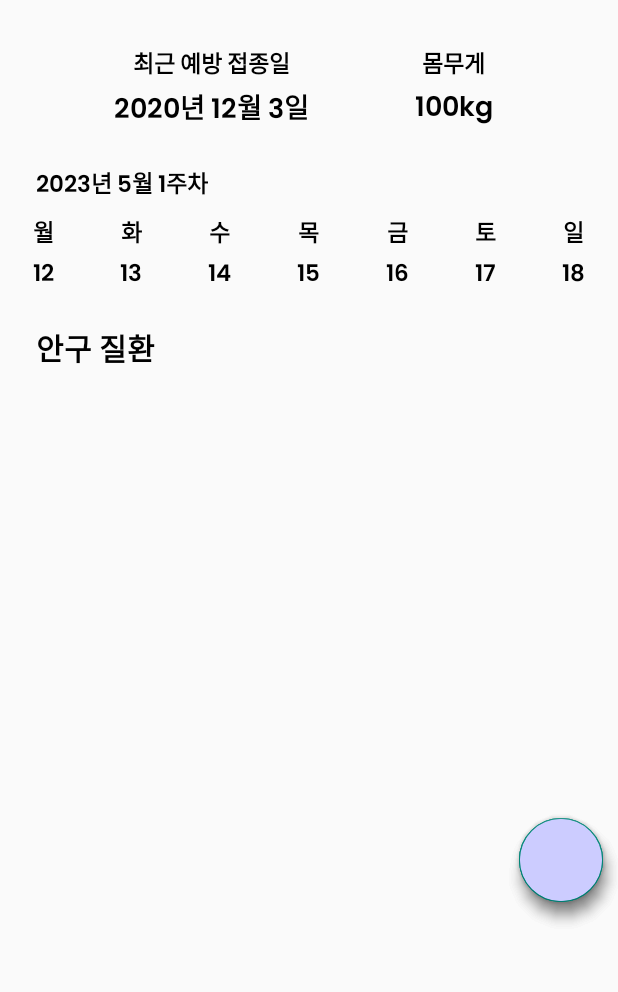
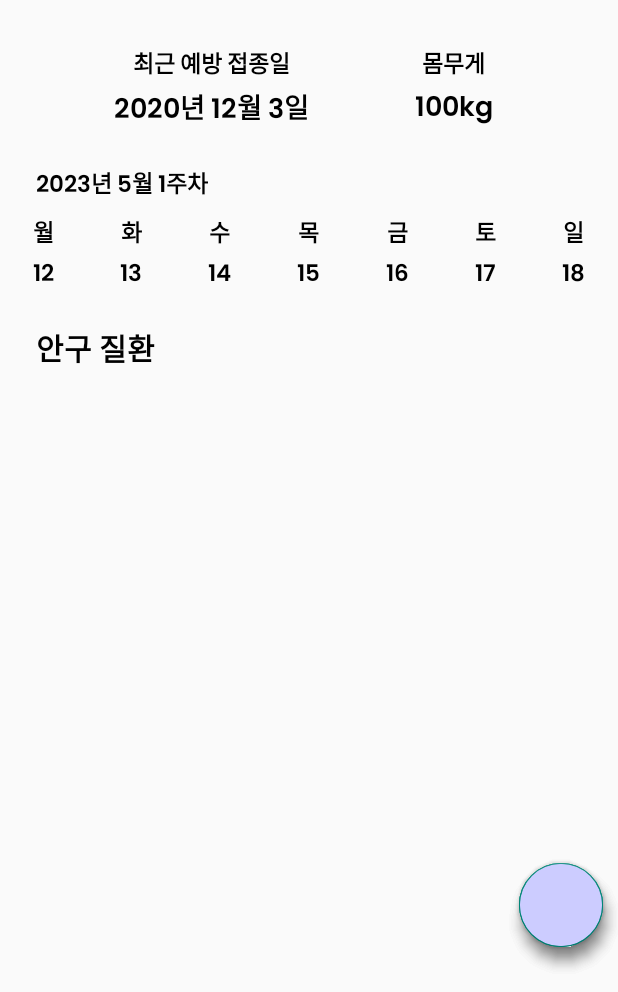
Before and after one commit to kang9366/PetKeeper-Android, an Android app: the layout fragment_main.xml on its own in the app's theme, with its tools: preview values and no code run, on a phone screen of 412 x 824 dp, the part 244-1236 px from its top. Run offline under Robolectric (Android 15) with nearby library versions, the phone set to English and light mode, and no system bars.

Commit message:
Update fragment_main.xml : floatingActionButton 위치 수정

```diff
--- a/app/src/main/res/layout/fragment_main.xml
+++ b/app/src/main/res/layout/fragment_main.xml
@@ -277,7 +277,7 @@
         android:layout_height="wrap_content"
         android:src="@drawable/ic_examination"
         android:scaleType="center"
-        android:layout_marginBottom="60dp"
+        android:layout_marginBottom="30dp"
         app:layout_constraintBottom_toBottomOf="parent"
         app:layout_constraintEnd_toEndOf="parent"
         android:backgroundTint="#CCCCFF"
@@ -287,7 +287,7 @@
         android:id="@+id/fabSub1"
         android:layout_width="wrap_content"
         android:layout_height="wrap_content"
-        android:layout_marginBottom="60dp"
+        android:layout_marginBottom="30dp"
         app:layout_constraintBottom_toBottomOf="parent"
         app:layout_constraintEnd_toEndOf="parent"
         android:backgroundTint="#CCCCFF"
@@ -297,7 +297,7 @@
         android:id="@+id/fabSub2"
         android:layout_width="wrap_content"
         android:layout_height="wrap_content"
-        android:layout_marginBottom="60dp"
+        android:layout_marginBottom="30dp"
         app:layout_constraintBottom_toBottomOf="parent"
         app:layout_constraintEnd_toEndOf="parent"
         android:backgroundTint="#CCCCFF"
```
